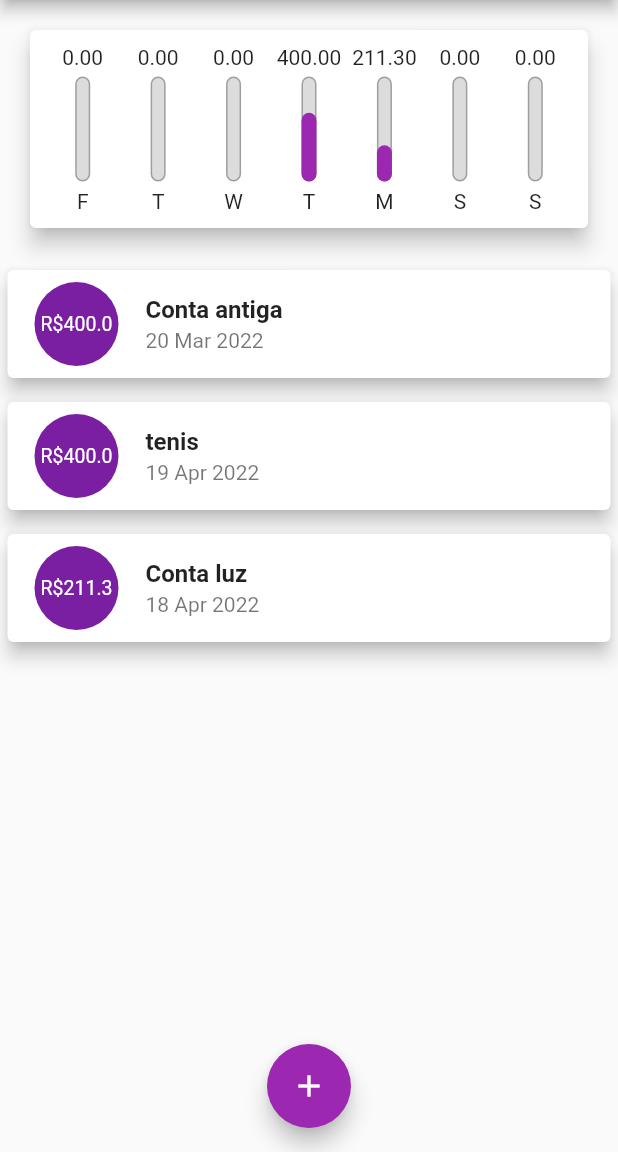
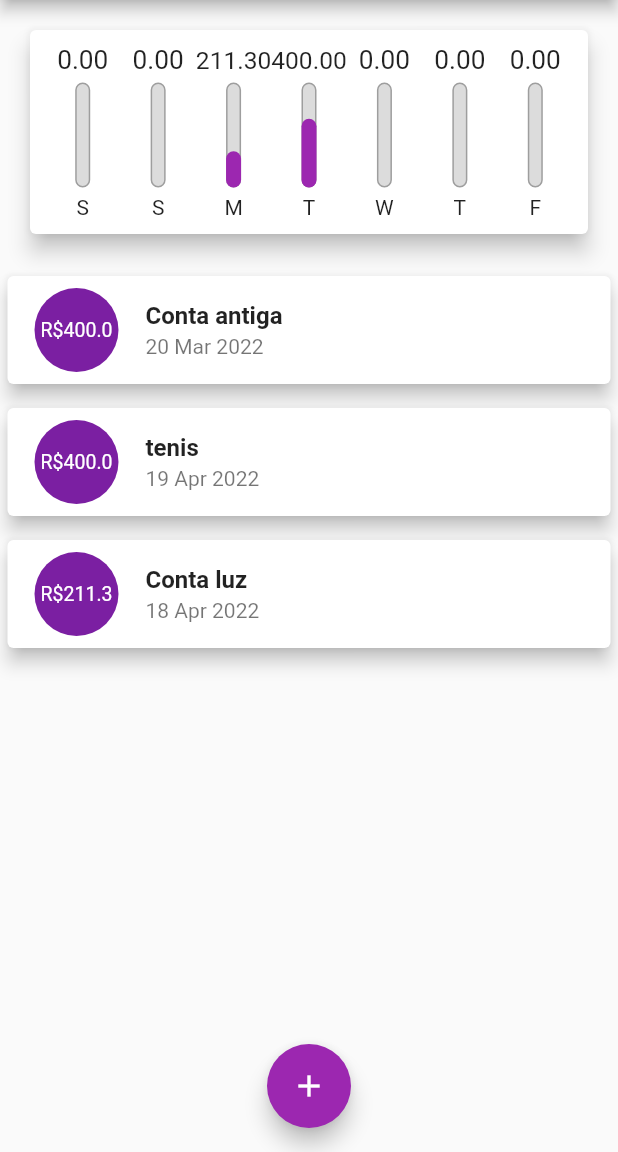
Before and after one commit to Ryan-lima13/despesas, a Flutter app: the screen it shows after launch, on a phone screen of 412 x 824 dp, the part 84-1236 px from its top. Run offline on Flutter 3.47's test engine with Material 2 defaults, Android fonts, the phone set to English and light mode, and no system bars.

Commit message:
melhorando Chart

```diff
--- a/lib/components/Chart.dart
+++ b/lib/components/Chart.dart
@@ -29,7 +29,7 @@ class Chart extends StatelessWidget {
         'value':totalSum,
       };
 
-    });
+    }).reversed.toList();
   }
   double get _weekTotalValue{
     return groupedTransactions.fold(0.0, (sum, tr){
--- a/lib/components/Chart_bar.dart
+++ b/lib/components/Chart_bar.dart
@@ -16,7 +16,9 @@ class ChartBar extends StatelessWidget {
   Widget build(BuildContext context) {
     return Column(
       children: [
-        FittedBox(child: Text ('${value?.toStringAsFixed(2)}')),
+        Container(
+          height:20 ,
+          child: FittedBox(child: Text ('${value?.toStringAsFixed(2)}'))),
         SizedBox(height: 5),
         Container(
           height: 70,
```
